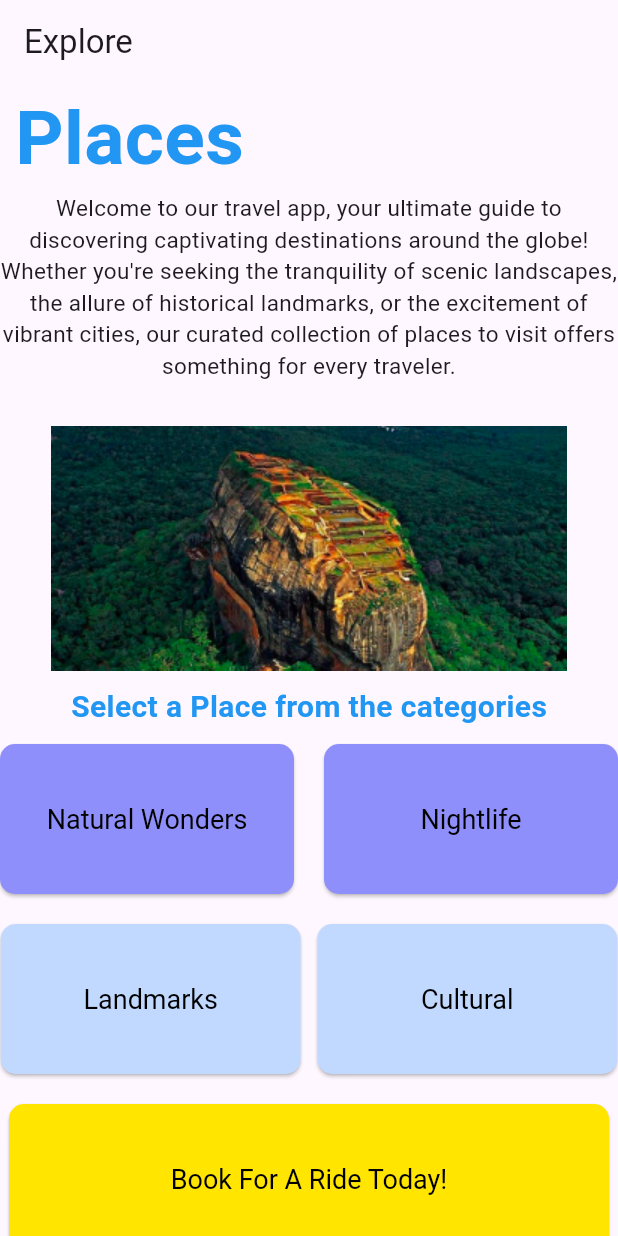
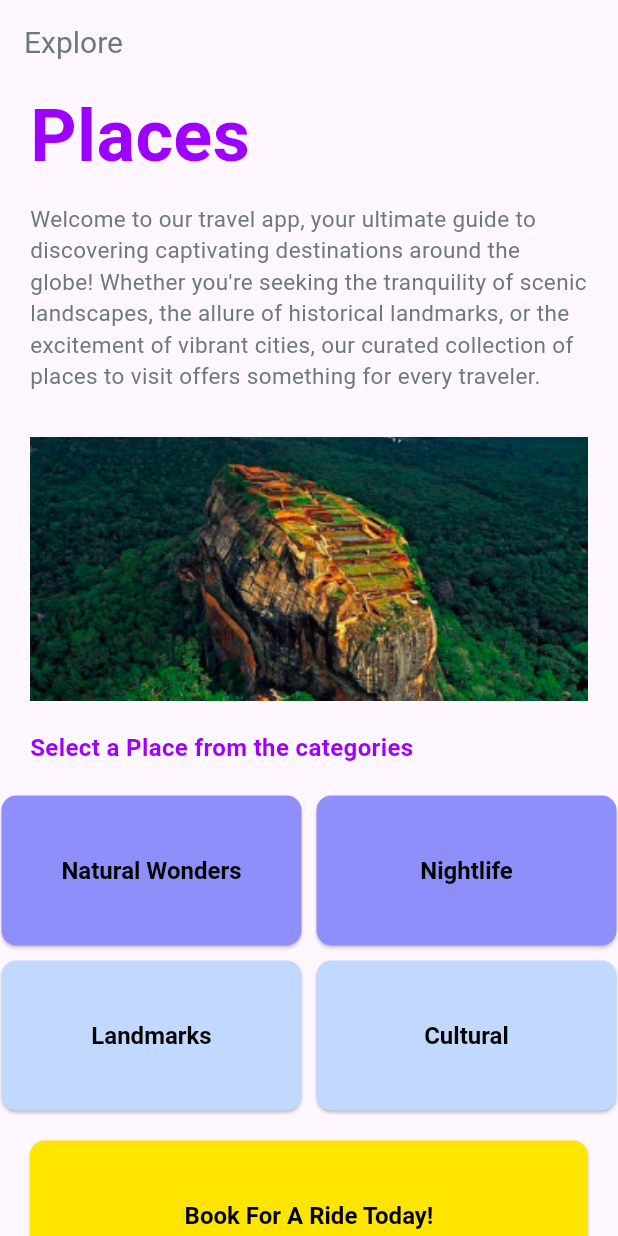
Before and after one commit to AmineFjr/exploreplaces, a Flutter app: the screen it shows after launch, on a phone screen of 412 x 824 dp. Run offline on Flutter 3.47's test engine with Material 3 defaults, Android fonts, the phone set to English and light mode, and no system bars.

Commit message:
homepage fix

```diff
--- a/lib/pages/my_home_page.dart
+++ b/lib/pages/my_home_page.dart
@@ -3,7 +3,7 @@ import 'book_for_a_ride_page.dart';
 import 'natural_wonders_page.dart';
 
 class MyHomePage extends StatelessWidget {
-  const MyHomePage({super.key});
+  const MyHomePage({Key? key});
 
   Widget _buildCategoryButton(
     String text, {
@@ -14,7 +14,7 @@ class MyHomePage extends StatelessWidget {
       child: ElevatedButton(
         onPressed: onPressed,
         style: ElevatedButton.styleFrom(
-          fixedSize: const Size(200, 100),
+          minimumSize: const Size(200, 100),
           foregroundColor: Colors.black,
           backgroundColor: backgroundColor ?? const Color(0xFF8E8FFA),
           padding: const EdgeInsets.all(20),
@@ -23,7 +23,13 @@ class MyHomePage extends StatelessWidget {
             borderRadius: BorderRadius.circular(10.0),
           ),
         ),
-        child: Text(text),
+        child: Text(
+          text,
+          style: const TextStyle(
+            fontSize: 16.0,
+            fontWeight: FontWeight.bold,
+          ),
+        ),
       ),
     );
   }
@@ -32,57 +38,78 @@ class MyHomePage extends StatelessWidget {
   Widget build(BuildContext context) {
     return Scaffold(
       appBar: AppBar(
-          title: const Text('Explore'),
-          centerTitle: false
+        title: const Text(
+          'Explore',
+          style: TextStyle(
+            color: Color.fromRGBO(110, 122, 118, 1),
+            fontSize: 20.0,
+          ),
+        ),
+        centerTitle: false,
       ),
       body: SingleChildScrollView(
         child: Center(
           child: Column(
             mainAxisAlignment: MainAxisAlignment.center,
+            crossAxisAlignment: CrossAxisAlignment.center,
             children: <Widget>[
               Container(
-                margin: const EdgeInsets.only(left: 10.0), // Adjust the value as needed
+                margin: const EdgeInsets.only(left: 20.0),
                 child: const Align(
                   alignment: Alignment.centerLeft,
                   child: Text(
                     'Places',
                     style: TextStyle(
-                      fontSize: 50.0,
+                      fontSize: 48.0,
                       fontWeight: FontWeight.bold,
-                      color: Colors.blue,
+                      color: Color.fromRGBO(158, 0, 255, 1),
                     ),
                   ),
                 ),
               ),
-              const Column(
-                children: [
-                  Align(
-                    alignment: Alignment.center,
+              const SizedBox(height: 10.0),
+              const Padding(
+                padding: EdgeInsets.symmetric(horizontal: 20.0),
+                child: Align(
                   child: Text(
                     "Welcome to our travel app, your ultimate guide to discovering captivating destinations around the globe! Whether you're seeking the tranquility of scenic landscapes, the allure of historical landmarks, or the excitement of vibrant cities, our curated collection of places to visit offers something for every traveler.",
-                      style: TextStyle(fontSize: 15),
-                      textAlign: TextAlign.center,
+                    style: TextStyle(
+                      fontSize: 15,
+                      color: Color.fromRGBO(110, 122, 118, 1),
+                    ),
+                    textAlign: TextAlign.left,
                   ),
                 ),
-                ],
               ),
               const SizedBox(height: 30.0),
-              const Image(
+              const FractionallySizedBox(
+                widthFactor: 1.0,
+                child: Padding(
+                  padding: EdgeInsets.symmetric(horizontal: 20.0),
+                  child: Image(
                     image: AssetImage("assets/image-home-page.png"),
+                    fit: BoxFit.cover,
                   ),
-              const SizedBox(height: 10.0),
-              const Text(
+                ),
+              ),
+              const SizedBox(height: 20.0),
+              const Padding(
+                padding: EdgeInsets.symmetric(horizontal: 20.0),
+                child: Align(
+                  alignment: Alignment.centerLeft,
+                  child: Text(
                     'Select a Place from the categories',
                     style: TextStyle(
-                  fontSize: 20.0,
+                      fontSize: 16.0,
                       fontWeight: FontWeight.bold,
-                  color: Colors.blue,
+                      color: Color.fromRGBO(158, 0, 255, 1),
                     ),
-                softWrap: true,
                   ),
-              const SizedBox(height: 10.0),
+                ),
+              ),
+              const SizedBox(height: 20.0),
               Row(
-                mainAxisAlignment: MainAxisAlignment.spaceEvenly,
+                mainAxisAlignment: MainAxisAlignment.center,
                 children: <Widget>[
                   _buildCategoryButton(
                     'Natural Wonders',
@@ -94,7 +121,7 @@ class MyHomePage extends StatelessWidget {
                       );
                     },
                   ),
-                  const SizedBox(width: 20.0),
+                  const SizedBox(width: 10.0),
                   _buildCategoryButton(
                     'Nightlife',
                     onPressed: () {
@@ -103,9 +130,9 @@ class MyHomePage extends StatelessWidget {
                   ),
                 ],
               ),
-              const SizedBox(height: 20.0),
+              const SizedBox(height: 10.0),
               Row(
-                mainAxisAlignment: MainAxisAlignment.spaceEvenly,
+                mainAxisAlignment: MainAxisAlignment.center,
                 children: <Widget>[
                   _buildCategoryButton(
                     'Landmarks',
@@ -125,24 +152,36 @@ class MyHomePage extends StatelessWidget {
                 ],
               ),
               const SizedBox(height: 20.0),
-              ElevatedButton(
+              Padding(
+                padding: const EdgeInsets.symmetric(horizontal: 20.0),
+                child: ElevatedButton(
                   onPressed: () {
-                  // Navigate to the NaturalWondersPage
+                    // Navigate to the BookForARidePage
                     Navigator.push(
                       context,
                       MaterialPageRoute(builder: (context) => const BookForARidePage()),
                     );
                   },
                   style: ElevatedButton.styleFrom(
-                  fixedSize: const Size(400, 100),
+                    minimumSize: const Size(double.infinity, 100),
                     foregroundColor: Colors.black,
                     backgroundColor: const Color(0xFFFFE500),
-                  textStyle: const TextStyle(fontSize: 18.0),
+                    textStyle: const TextStyle(fontSize: 20.0),
                     shape: RoundedRectangleBorder(
                       borderRadius: BorderRadius.circular(10.0),
                     ),
                   ),
-                child: const Text('Book For A Ride Today!'),
+                  child: const Padding(
+                    padding: EdgeInsets.symmetric(horizontal: 20.0),
+                    child: Text(
+                      'Book For A Ride Today!',
+                      style: TextStyle(
+                        fontSize: 16.0,
+                        fontWeight: FontWeight.bold,
+                      ),
+                    ),
+                  ),
+                ),
               ),
             ],
           ),
```
Lines whose indentation alone changed are shown as unchanged.
